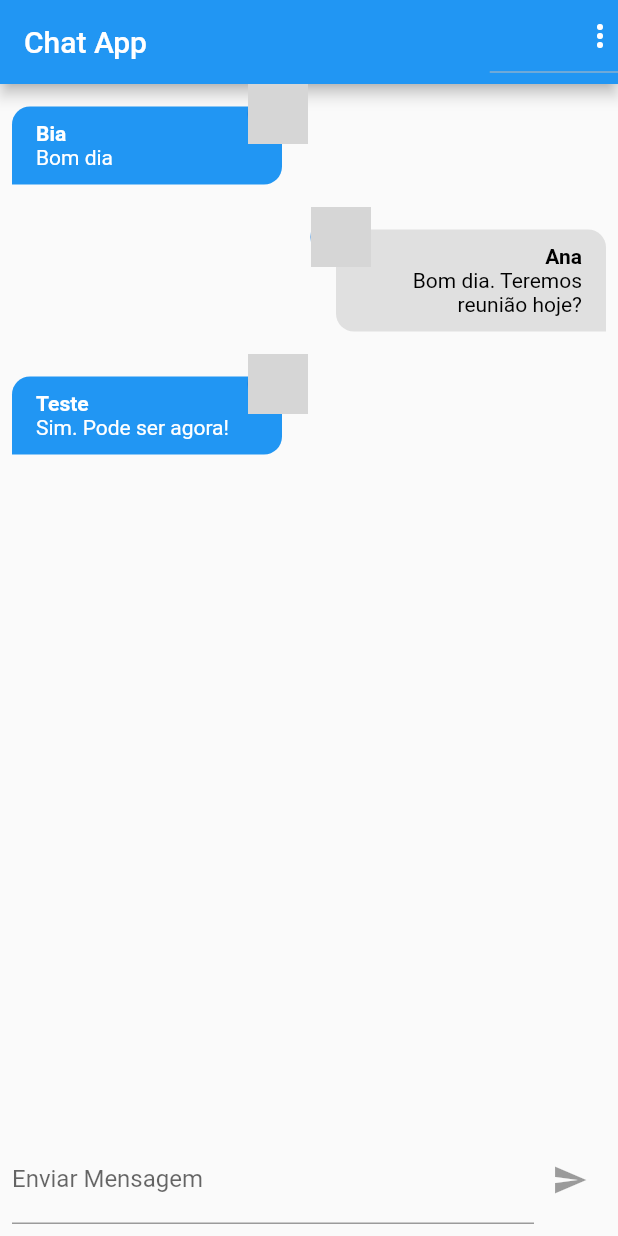
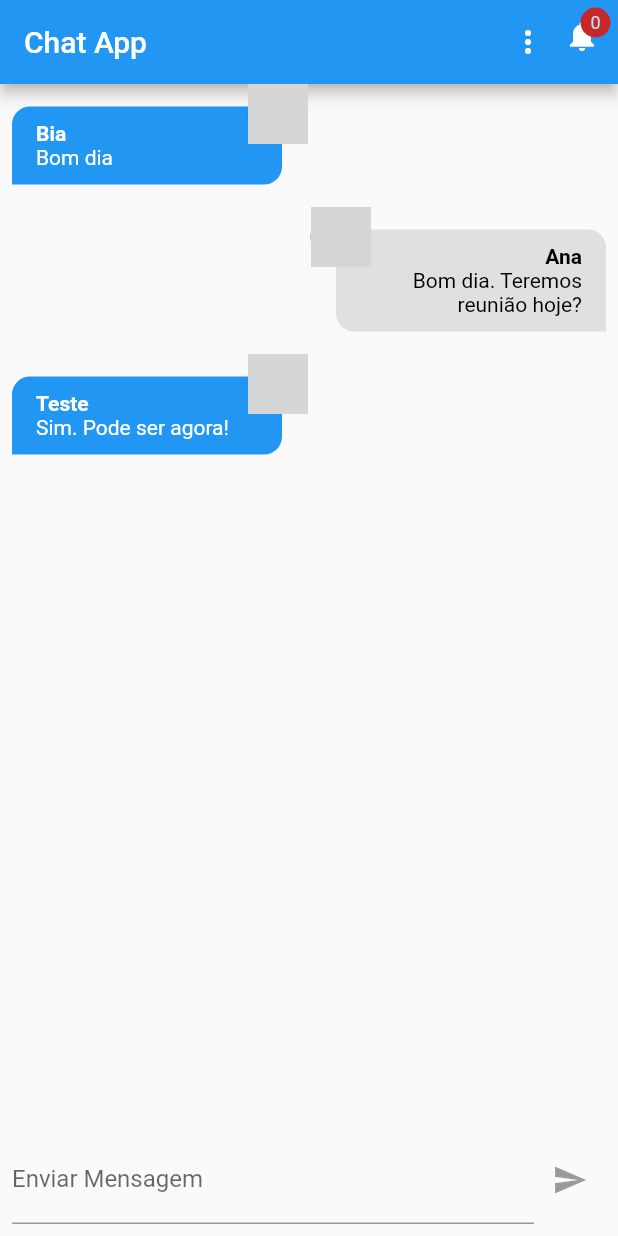
Before and after one commit to cherobim22/Flutter, a Flutter app: the screen it shows after launch, on a phone screen of 412 x 824 dp. Run offline on Flutter 3.47's test engine with Material 2 defaults, Android fonts, the phone set to English and light mode, and no system bars; our stand-ins replace firebase_auth, firebase_core, font_awesome_flutter, google_sign_in, hive_flutter, image_picker; missing offline and left inert: firebase_auth_web, firebase_core_web, google_sign_in_web, image_picker_for_web; accounts and stored records are empty; network calls fail; grey boxes are pictures that could not be loaded.

Commit message:
adding push notification

```diff
--- a/chatapp/lib/core/services/notification/chat_notification_service.dart
+++ b/chatapp/lib/core/services/notification/chat_notification_service.dart
@@ -6,6 +6,10 @@ class ChatNotificationService with ChangeNotifier {
 
   List<ChatNotification> get items {
     return [..._items];
+  }
+
+  int get itemsCount {
+    return _items.length;
   }
 
   void add(ChatNotification notification) {
--- a/chatapp/lib/pages/chat_page.dart
+++ b/chatapp/lib/pages/chat_page.dart
@@ -1,6 +1,7 @@
 import 'package:chatapp/components/messages.dart';
 import 'package:chatapp/components/new_message.dart';
 import 'package:chatapp/core/services/auth/auth_service.dart';
+import 'package:chatapp/pages/notification_page.dart';
 import 'package:flutter/material.dart';
 
 class ChatPage extends StatelessWidget {
@@ -12,7 +13,8 @@ class ChatPage extends StatelessWidget {
       appBar: AppBar(
         title: const Text('Chat App'),
         actions: [
-          DropdownButton(
+          DropdownButtonHideUnderline(
+            child: DropdownButton(
               icon: Icon(
                 Icons.more_vert,
                 color: Theme.of(context).primaryIconTheme.color,
@@ -40,6 +42,32 @@ class ChatPage extends StatelessWidget {
                 }
               },
             ),
+          ),
+          Stack(
+            children: [
+              IconButton(
+                  onPressed: () {
+                    Navigator.of(context).push(
+                      MaterialPageRoute(builder: (context) {
+                        return NotificationPage();
+                      }),
+                    );
+                  },
+                  icon: Icon(Icons.notifications)),
+              Positioned(
+                top: 5,
+                right: 5,
+                child: CircleAvatar(
+                  maxRadius: 10,
+                  backgroundColor: Colors.red.shade800,
+                  child: Text(
+                    '0',
+                    style: TextStyle(fontSize: 12),
+                  ),
+                ),
+              ),
+            ],
+          )
         ],
       ),
       body: SafeArea(
```
Also changed, not shown: chatapp/lib/pages/notification_page.dart (added, +17 -0 lines), 1 other file. Lines whose indentation alone changed are shown as unchanged.
